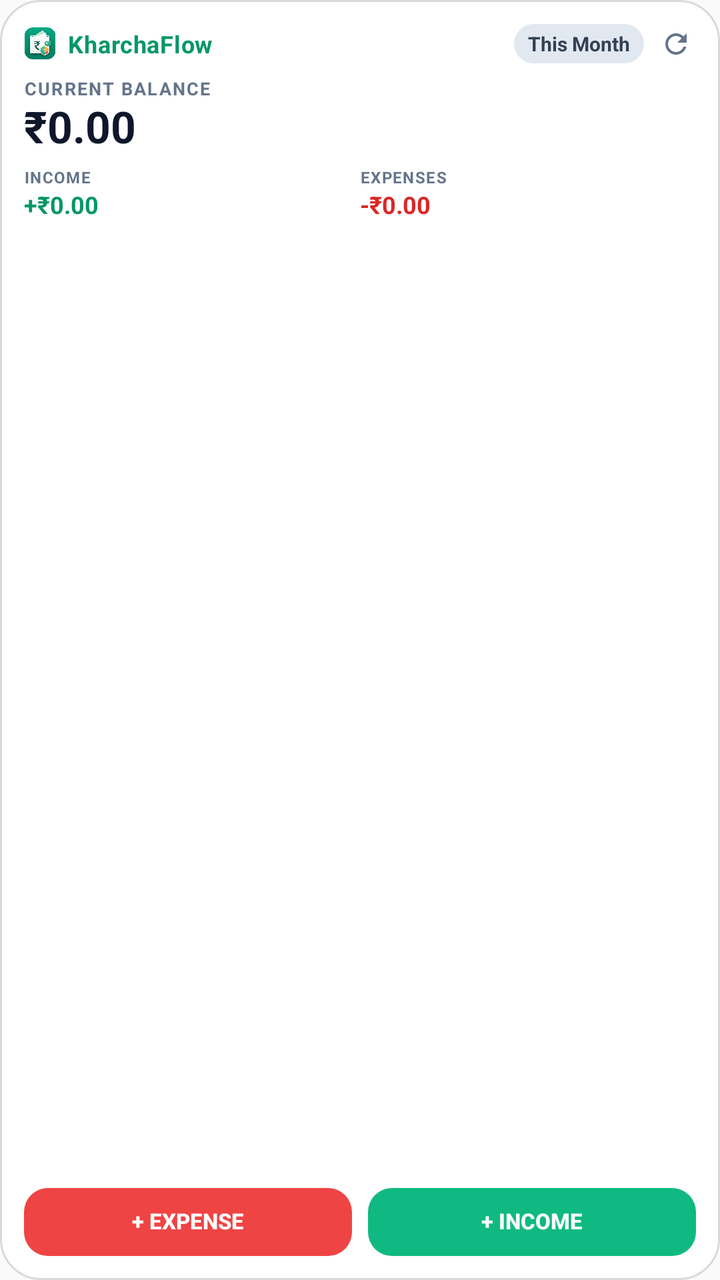
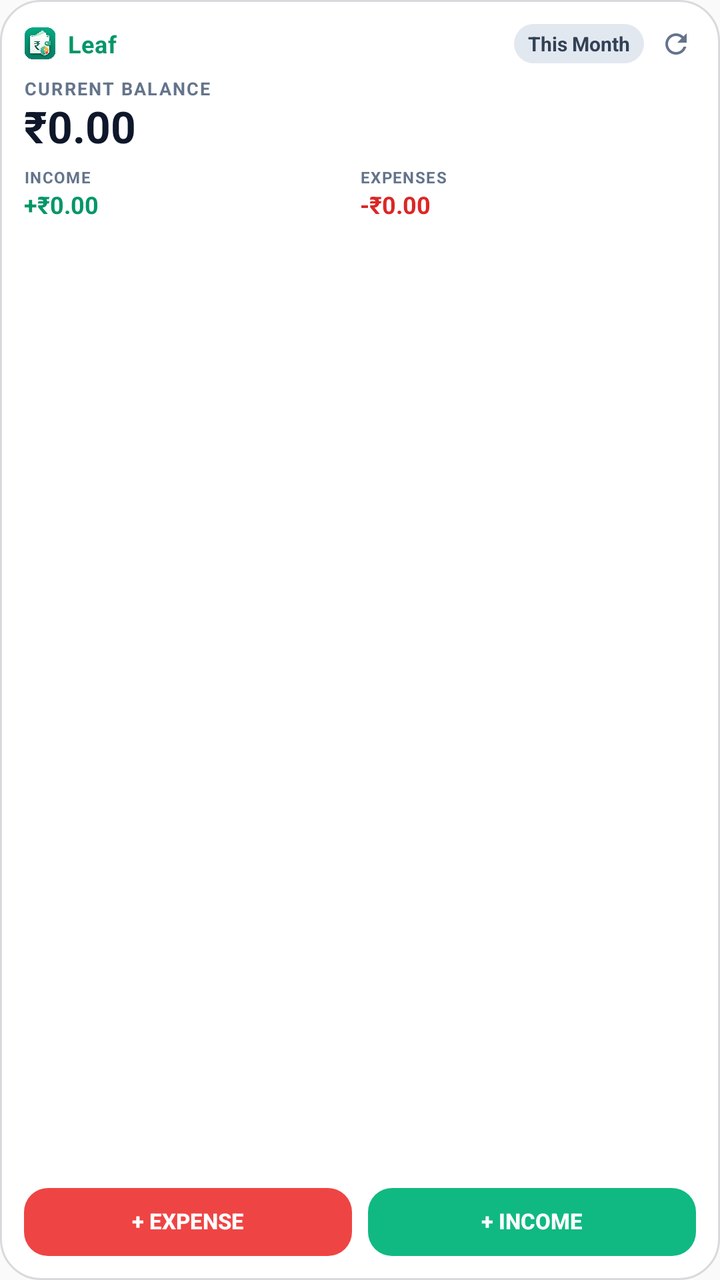

The first picture is an Android layout as it rendered before a commit; the second is the same layout after the commit. The layout source and the unified diff follow.
<!-- AndroidManifest.xml: application theme Theme.ExpenseTracker -->
<!-- res/layout/widget_expense_tracker.xml -->
<?xml version="1.0" encoding="utf-8"?>
<LinearLayout xmlns:android="http://schemas.android.com/apk/res/android"
    android:id="@+id/widget_root"
    android:layout_width="match_parent"
    android:layout_height="match_parent"
    android:orientation="vertical"
    android:padding="12dp"
    android:background="@drawable/bg_widget_card">

    
    <LinearLayout
        android:layout_width="match_parent"
        android:layout_height="wrap_content"
        android:orientation="horizontal"
        android:gravity="center_vertical">

        <LinearLayout
            android:layout_width="0dp"
            android:layout_height="wrap_content"
            android:layout_weight="1"
            android:orientation="horizontal"
            android:gravity="center_vertical">

            <ImageView
                android:layout_width="16dp"
                android:layout_height="16dp"
                android:src="@drawable/ic_kharchaflow_logo"
                android:scaleType="fitCenter"
                android:contentDescription="KharchaFlow"
                android:layout_marginEnd="6dp" />

            <TextView
                android:layout_width="wrap_content"
                android:layout_height="wrap_content"
                android:text="KharchaFlow"
                android:textSize="12sp"
                android:textStyle="bold"
                android:textColor="@color/widget_text_brand"
                android:letterSpacing="0.02" />
        </LinearLayout>

        <TextView
            android:id="@+id/widget_month_label"
            android:layout_width="wrap_content"
            android:layout_height="wrap_content"
            android:text="This Month"
            android:textSize="10sp"
            android:textStyle="bold"
            android:textColor="@color/widget_pill_text"
            android:background="@drawable/bg_widget_stat_pill"
            android:paddingHorizontal="7dp"
            android:paddingVertical="3dp"
            android:layout_marginEnd="6dp" />

        <ImageView
            android:id="@+id/widget_btn_refresh"
            android:layout_width="20dp"
            android:layout_height="20dp"
            android:src="@drawable/ic_widget_refresh"
            android:contentDescription="Refresh Widget"
            android:padding="2dp" />
    </LinearLayout>

    
    <TextView
        android:layout_width="wrap_content"
        android:layout_height="wrap_content"
        android:text="CURRENT BALANCE"
        android:textSize="9sp"
        android:textStyle="bold"
        android:textColor="@color/widget_text_secondary"
        android:letterSpacing="0.08"
        android:layout_marginTop="6dp" />

    <TextView
        android:id="@+id/widget_total_balance"
        android:layout_width="wrap_content"
        android:layout_height="wrap_content"
        android:text="₹0.00"
        android:textSize="22sp"
        android:textStyle="bold"
        android:textColor="@color/widget_text_primary"
        android:includeFontPadding="false"
        android:maxLines="1"
        android:ellipsize="end"
        android:layout_marginTop="1dp" />

    
    <LinearLayout
        android:layout_width="match_parent"
        android:layout_height="wrap_content"
        android:orientation="horizontal"
        android:layout_marginTop="6dp">

        
        <LinearLayout
            android:layout_width="0dp"
            android:layout_height="wrap_content"
            android:layout_weight="1"
            android:orientation="vertical">

            <TextView
                android:layout_width="wrap_content"
                android:layout_height="wrap_content"
                android:text="INCOME"
                android:textSize="8sp"
                android:textStyle="bold"
                android:textColor="@color/widget_text_secondary"
                android:letterSpacing="0.06" />

            <TextView
                android:id="@+id/widget_monthly_income"
                android:layout_width="wrap_content"
                android:layout_height="wrap_content"
                android:text="+₹0.00"
                android:textSize="12sp"
                android:textStyle="bold"
                android:textColor="@color/widget_income_text"
                android:maxLines="1"
                android:ellipsize="end" />
        </LinearLayout>

        
        <LinearLayout
            android:layout_width="0dp"
            android:layout_height="wrap_content"
            android:layout_weight="1"
            android:orientation="vertical">

            <TextView
                android:layout_width="wrap_content"
                android:layout_height="wrap_content"
                android:text="EXPENSES"
                android:textSize="8sp"
                android:textStyle="bold"
                android:textColor="@color/widget_text_secondary"
                android:letterSpacing="0.06" />

            <TextView
                android:id="@+id/widget_monthly_expense"
                android:layout_width="wrap_content"
                android:layout_height="wrap_content"
                android:text="-₹0.00"
                android:textSize="12sp"
                android:textStyle="bold"
                android:textColor="@color/widget_expense_text"
                android:maxLines="1"
                android:ellipsize="end" />
        </LinearLayout>
    </LinearLayout>

    
    <FrameLayout
        android:layout_width="match_parent"
        android:layout_height="0dp"
        android:layout_weight="1" />

    
    <LinearLayout
        android:layout_width="match_parent"
        android:layout_height="wrap_content"
        android:orientation="horizontal"
        android:layout_marginTop="6dp"
        android:weightSum="2">

        <Button
            android:id="@+id/widget_btn_add_expense"
            android:layout_width="0dp"
            android:layout_height="34dp"
            android:layout_weight="1"
            android:text="+ Expense"
            android:textSize="11sp"
            android:textStyle="bold"
            android:background="@drawable/bg_widget_btn_expense"
            android:textColor="@color/widget_btn_text"
            android:stateListAnimator="@null"
            android:minHeight="0dp"
            android:minWidth="0dp"
            android:padding="0dp"
            android:gravity="center"
            android:includeFontPadding="false"
            android:layout_marginEnd="4dp" />

        <Button
            android:id="@+id/widget_btn_add_income"
            android:layout_width="0dp"
            android:layout_height="34dp"
            android:layout_weight="1"
            android:text="+ Income"
            android:textSize="11sp"
            android:textStyle="bold"
            android:background="@drawable/bg_widget_btn_income"
            android:textColor="@color/widget_btn_text"
            android:stateListAnimator="@null"
            android:minHeight="0dp"
            android:minWidth="0dp"
            android:padding="0dp"
            android:gravity="center"
            android:includeFontPadding="false"
            android:layout_marginStart="4dp" />
    </LinearLayout>
</LinearLayout>
<!-- resources referenced by this layout -->
<resources>
  <color name="widget_btn_text">#FFFFFF</color>
  <color name="widget_expense_text">#DC2626</color>
  <color name="widget_income_text">#059669</color>
  <color name="widget_pill_text">#334155</color>
  <color name="widget_text_brand">#059669</color>
  <color name="widget_text_primary">#0F172A</color>
  <color name="widget_text_secondary">#64748B</color>
  <!-- drawable bg_widget_btn_expense (drawable) -->
  <?xml version="1.0" encoding="utf-8"?>
  <shape xmlns:android="http://schemas.android.com/apk/res/android"
      android:shape="rectangle">
      <solid android:color="@color/widget_btn_expense_bg" />
      <corners android:radius="12dp" />
  </shape>
  <!-- drawable bg_widget_btn_income (drawable) -->
  <?xml version="1.0" encoding="utf-8"?>
  <shape xmlns:android="http://schemas.android.com/apk/res/android"
      android:shape="rectangle">
      <solid android:color="@color/widget_btn_income_bg" />
      <corners android:radius="12dp" />
  </shape>
  <!-- drawable bg_widget_card (drawable) -->
  <?xml version="1.0" encoding="utf-8"?>
  <shape xmlns:android="http://schemas.android.com/apk/res/android"
      android:shape="rectangle">
      <solid android:color="@color/widget_bg_color" />
      <corners android:radius="20dp" />
      <stroke
          android:width="1dp"
          android:color="@color/widget_border_color" />
  </shape>
  <!-- drawable bg_widget_stat_pill (drawable) -->
  <?xml version="1.0" encoding="utf-8"?>
  <shape xmlns:android="http://schemas.android.com/apk/res/android"
      android:shape="rectangle">
      <solid android:color="@color/widget_pill_bg" />
      <corners android:radius="10dp" />
  </shape>
  <!-- drawable ic_kharchaflow_logo: png bitmap (drawable, 244838 bytes) -->
  <!-- drawable ic_widget_refresh (drawable) -->
  <vector xmlns:android="http://schemas.android.com/apk/res/android"
      android:width="16dp"
      android:height="16dp"
      android:viewportWidth="24"
      android:viewportHeight="24"
      android:tint="@color/widget_text_secondary">
      <path
          android:fillColor="@android:color/white"
          android:pathData="M17.65,6.35C16.2,4.9 14.21,4 12,4c-4.42,0 -7.99,3.58 -7.99,8s3.57,8 7.99,8c3.73,0 6.84,-2.55 7.73,-6h-2.08c-0.82,2.33 -3.04,4 -5.65,4 -3.31,0 -6,-2.69 -6,-6s2.69,-6 6,-6c1.66,0 3.14,0.69 4.22,1.78L13,11h7V4l-2.35,2.35z"/>
  </vector>
  <style name="Theme.ExpenseTracker" parent="Theme.AppCompat.DayNight.NoActionBar">
          <item name="windowActionBar">false</item>
          <item name="windowNoTitle">true</item>
          <item name="android:statusBarColor">@android:color/transparent</item>
          <item name="android:navigationBarColor">@android:color/transparent</item>
          <item name="android:windowLightStatusBar">true</item>
      </style>
  <color name="widget_btn_expense_bg">#EF4444</color>
  <color name="widget_btn_income_bg">#10B981</color>
  <color name="widget_bg_color">#F2FFFFFF</color>
  <color name="widget_border_color">#260F172A</color>
  <color name="widget_pill_bg">#E2E8F0</color>
</resources>

<!-- the commit's change to res/layout/widget_expense_tracker.xml (unified diff, before → after) -->
@@ -26,13 +26,13 @@
                 android:layout_height="16dp"
                 android:src="@drawable/ic_kharchaflow_logo"
                 android:scaleType="fitCenter"
-                android:contentDescription="KharchaFlow"
+                android:contentDescription="Leaf"
                 android:layout_marginEnd="6dp" />
 
             <TextView
                 android:layout_width="wrap_content"
                 android:layout_height="wrap_content"
-                android:text="KharchaFlow"
+                android:text="Leaf"
                 android:textSize="12sp"
                 android:textStyle="bold"
                 android:textColor="@color/widget_text_brand"
